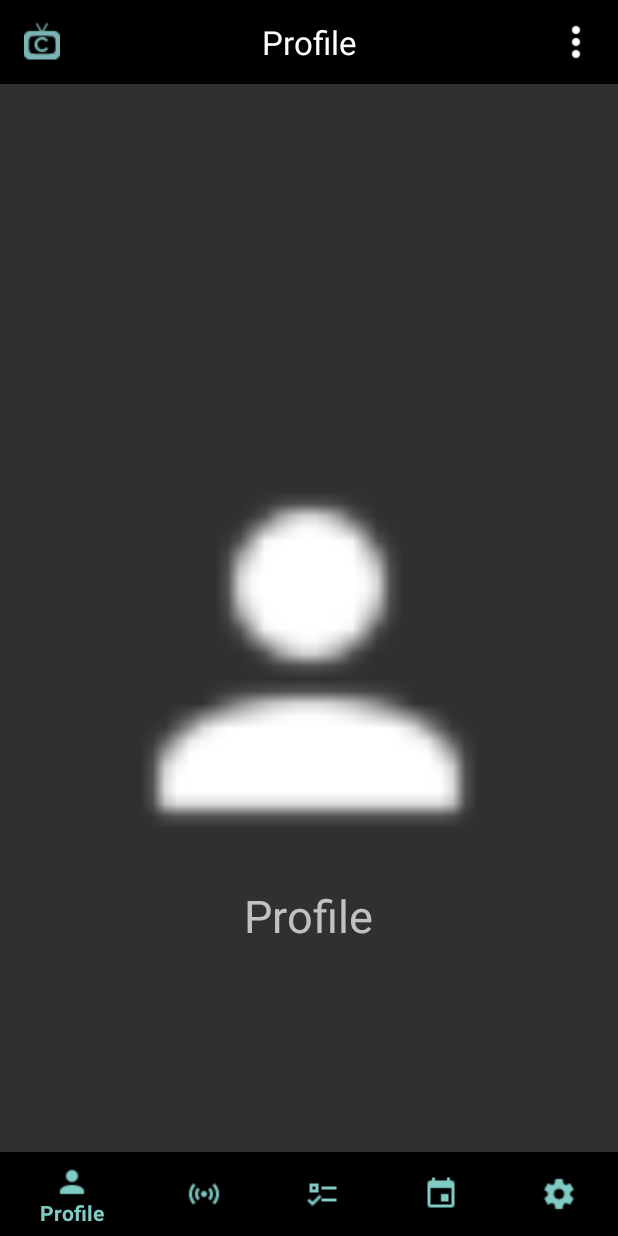
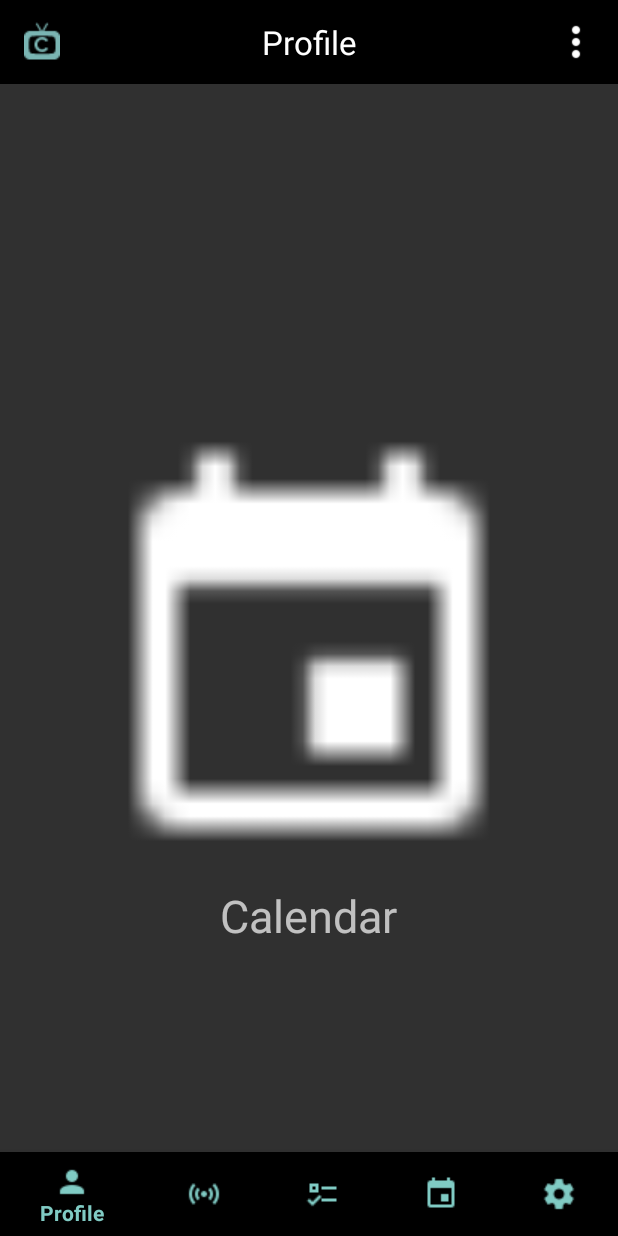
Before and after one commit to CliversonObrzut/cativo, an Android app: the fragment NavbotCalendarFragment placed in its activity, on a phone screen of 412 x 824 dp. Run offline under Robolectric (Android 15) with nearby library versions, the phone set to English and light mode, and no system bars.

Commit message:
Sync Toolbar menu with Bottom Navigation Toolbar

```diff
--- a/app/src/main/java/ait/cativoapp/MainActivity.java
+++ b/app/src/main/java/ait/cativoapp/MainActivity.java
@@ -18,6 +18,8 @@ public class MainActivity extends AppCompatActivity
 
     private Toolbar toolbar;
     private TextView toolbarTitle;
+    private BottomNavigationView bottomNavigationView;
+
 
     @Override
     protected void onCreate(Bundle savedInstanceState)
@@ -35,7 +37,7 @@ public class MainActivity extends AppCompatActivity
 
         getSupportActionBar().setIcon(R.drawable.cativo_logo_24px);
 
-        BottomNavigationView bottomNavigationView = (BottomNavigationView) findViewById(R.id.navigation);
+        bottomNavigationView = (BottomNavigationView) findViewById(R.id.navigation);
 
         bottomNavigationView.setOnNavigationItemSelectedListener
                 (new BottomNavigationView.OnNavigationItemSelectedListener() {
@@ -89,36 +91,44 @@ public class MainActivity extends AppCompatActivity
     @Override
     public boolean onOptionsItemSelected(MenuItem item)
     {
+        if (item.getItemId() != R.id.toolbar_menu)
+        {
             Fragment selectedFragment = null;
             switch (item.getItemId())
             {
                 case R.id.navigation_profile:
                     toolbarTitle.setText(R.string.title_profile);
+                    bottomNavigationView.setSelectedItemId(R.id.navigation_bot_profile);
                     selectedFragment = NavbotProfileFragment.newInstance();
                     break;
                 case R.id.navigation_explore:
                     toolbarTitle.setText(R.string.title_explore);
+                    bottomNavigationView.setSelectedItemId(R.id.navigation_bot_explore);
                     selectedFragment = NavbotExploreFragment.newInstance();
                     break;
                 case R.id.navigation_watch:
                     toolbarTitle.setText(R.string.title_watch);
+                    bottomNavigationView.setSelectedItemId(R.id.navigation_bot_watch);
                     selectedFragment = NavbotWatchFragment.newInstance();
                     break;
                 case R.id.navigation_calendar:
                     toolbarTitle.setText(R.string.title_calendar);
+                    bottomNavigationView.setSelectedItemId(R.id.navigation_bot_calendar);
                     selectedFragment = NavbotCalendarFragment.newInstance();
                     break;
                 case R.id.navigation_settings:
                     toolbarTitle.setText(R.string.title_settings);
+                    bottomNavigationView.setSelectedItemId(R.id.navigation_bot_settings);
                     selectedFragment = NavbotSettingsFragment.newInstance();
                     break;
                 case R.id.navigation_logout:
                     finish();
                     break;
             }
-/*        FragmentTransaction transaction = getSupportFragmentManager().beginTransaction();
+            FragmentTransaction transaction = getSupportFragmentManager().beginTransaction();
             transaction.replace(R.id.frame_layout, selectedFragment);
-        transaction.commit();*/
+            transaction.commit();
+        }
         return super.onOptionsItemSelected(item);
     }
 }
--- a/app/src/main/java/ait/cativoapp/NavbotCalendarFragment.java
+++ b/app/src/main/java/ait/cativoapp/NavbotCalendarFragment.java
@@ -24,6 +24,6 @@ public class NavbotCalendarFragment extends Fragment
     @Override
     public View onCreateView(LayoutInflater inflater, ViewGroup container,
                              Bundle savedInstanceState) {
-        return inflater.inflate(R.layout.fragment_navbot_profile, container, false);
+        return inflater.inflate(R.layout.fragment_navbot_calendar, container, false);
     }
 }
--- a/app/src/main/res/layout/activity_main.xml
+++ b/app/src/main/res/layout/activity_main.xml
@@ -59,7 +59,7 @@
             android:layout_width="match_parent"
             android:layout_height="wrap_content"
             android:layout_alignParentBottom="true"
-            android:animateLayoutChanges="true"
+            android:animateLayoutChanges="false"
             android:background="@android:color/black"
             app:itemTextColor="@color/cativoColorGreen"
             app:itemIconTint="@color/cativoColorGreen"
```
Lines whose indentation alone changed are shown as unchanged.
